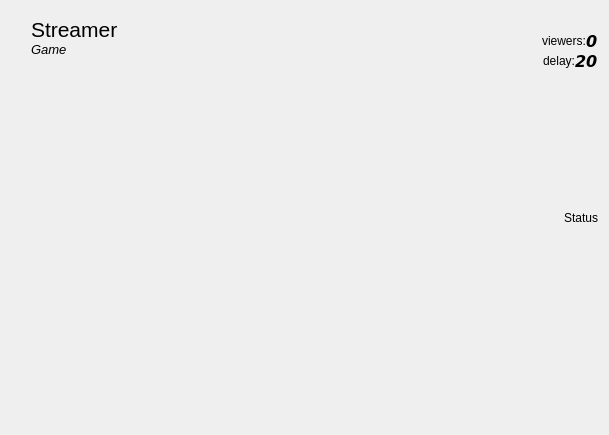
Above: previewstreamwidget.ui from Oyuret/liveGUI before the change. Below: the same form after it.
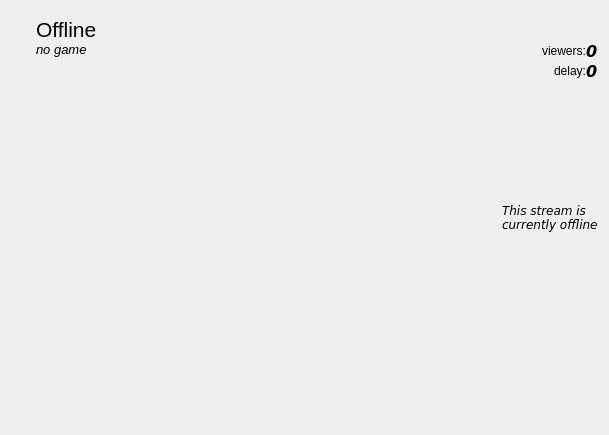
That is the form after the change. Icons and pictures are not drawn.

Commit message: preview button working

The edit to the form file:
```diff
--- a/previewstreamwidget.ui
+++ b/previewstreamwidget.ui
@@ -39,7 +39,7 @@
        <item>
         <layout class="QVBoxLayout" name="verticalLayout">
          <property name="rightMargin">
-          <number>0</number>
+          <number>5</number>
          </property>
          <item>
           <widget class="QLabel" name="streamerIcon">
@@ -94,7 +94,7 @@
             </font>
            </property>
            <property name="text">
-            <string>Streamer</string>
+            <string>Offline</string>
            </property>
           </widget>
          </item>
@@ -107,7 +107,7 @@
             </font>
            </property>
            <property name="text">
-            <string>Game</string>
+            <string>no game</string>
            </property>
           </widget>
          </item>
@@ -181,6 +181,12 @@
          </item>
          <item>
           <widget class="QLabel" name="serviceIcon">
+           <property name="minimumSize">
+            <size>
+             <width>30</width>
+             <height>30</height>
+            </size>
+           </property>
            <property name="maximumSize">
             <size>
              <width>30</width>
@@ -283,7 +289,7 @@
             </font>
            </property>
            <property name="text">
-            <string>20</string>
+            <string>0</string>
            </property>
           </widget>
          </item>
@@ -315,8 +321,8 @@
       <widget class="QLabel" name="previewIcon">
        <property name="minimumSize">
         <size>
-         <width>320</width>
-         <height>200</height>
+         <width>0</width>
+         <height>0</height>
         </size>
        </property>
        <property name="maximumSize">
@@ -351,8 +357,15 @@
      </item>
      <item>
       <widget class="QLabel" name="statusLabel">
+       <property name="font">
+        <font>
+         <family>Verdana</family>
+         <pointsize>9</pointsize>
+         <italic>true</italic>
+        </font>
+       </property>
        <property name="text">
-        <string>Status</string>
+        <string>This stream is currently offline</string>
        </property>
        <property name="textFormat">
         <enum>Qt::PlainText</enum>
```
Left out of the diff: 6 changed lines with no effect on the pictures. The commit also changes 6 other files.
